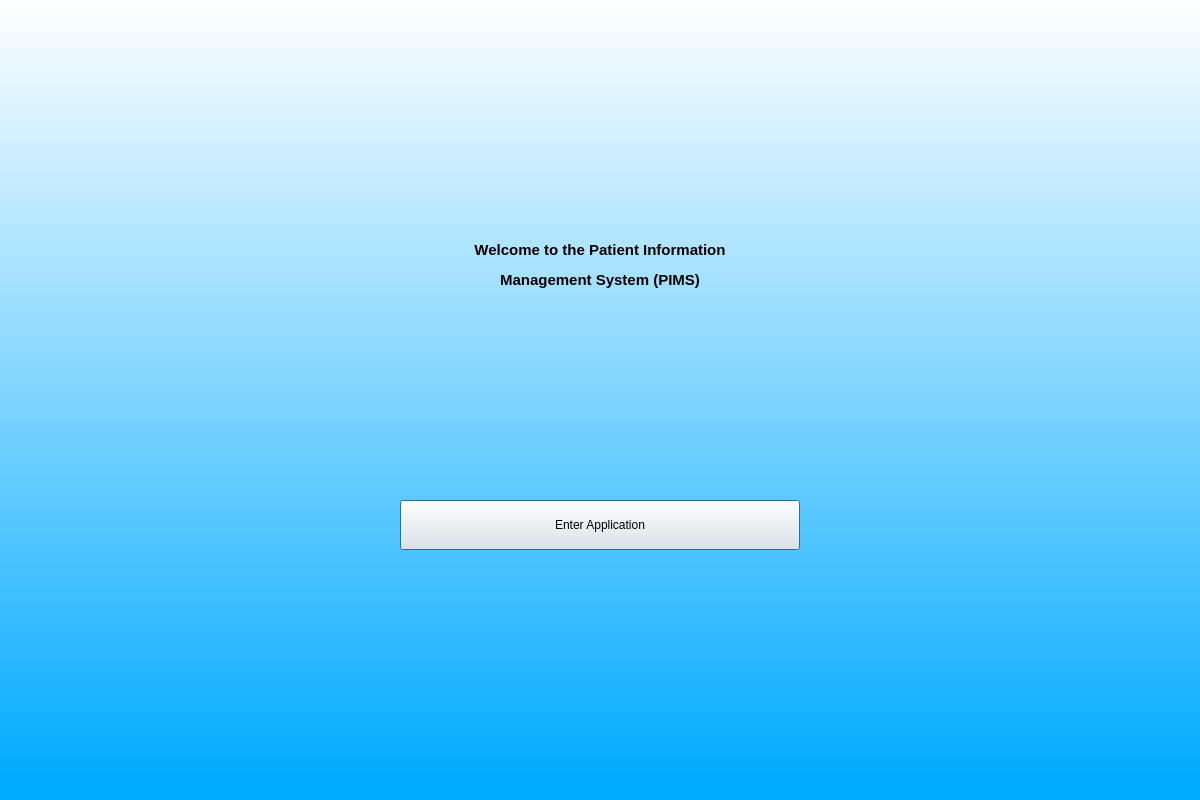
The window that mainscreen.ui (AlexHarbaugh1/CS499) describes before a commit, drawn with Qt 5.
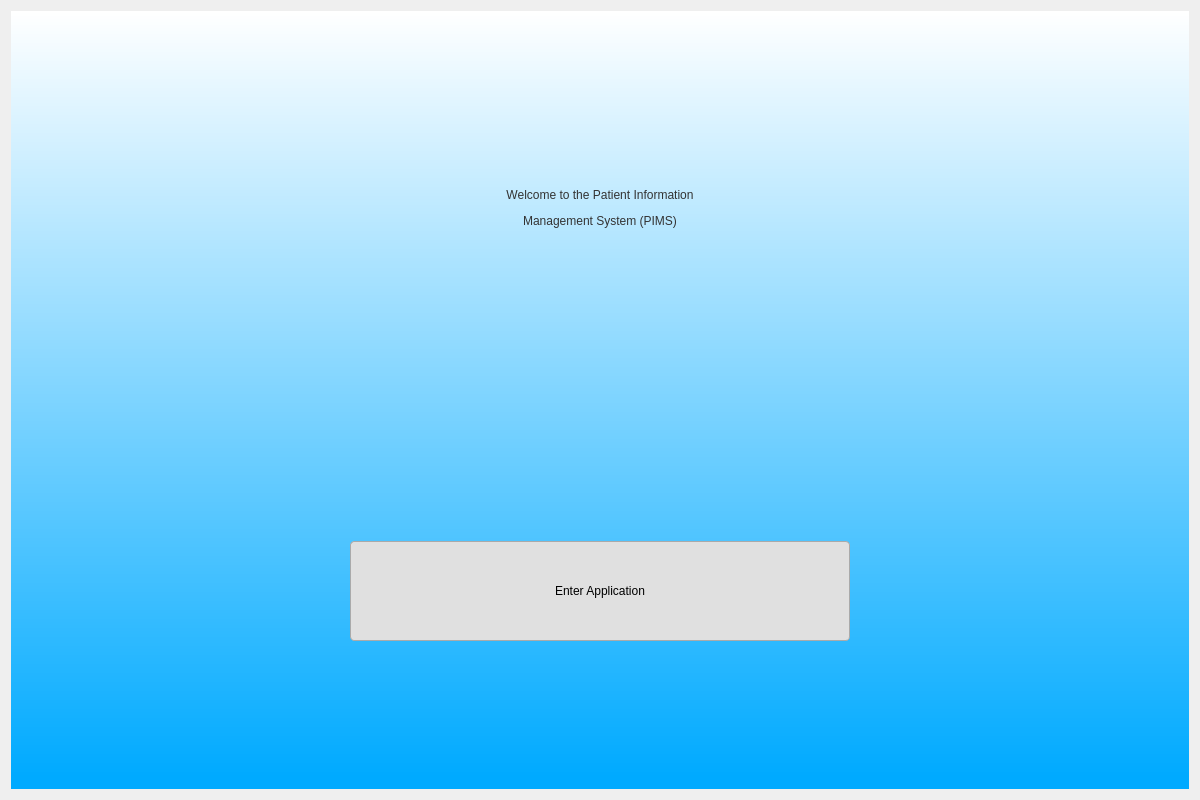
The same window after the commit.

Patch:
```diff
--- a/mainscreen.ui
+++ b/mainscreen.ui
@@ -16,72 +16,90 @@
     <height>800</height>
    </size>
   </property>
-  <property name="maximumSize">
-   <size>
-    <width>1200</width>
-    <height>800</height>
-   </size>
-  </property>
   <property name="windowTitle">
    <string>Dialog</string>
   </property>
-  <widget class="QPushButton" name="enterApplication">
-   <property name="geometry">
-    <rect>
-     <x>400</x>
-     <y>500</y>
-     <width>400</width>
-     <height>50</height>
-    </rect>
-   </property>
-   <property name="text">
-    <string>Enter Application</string>
-   </property>
-  </widget>
-  <widget class="QLabel" name="label_2">
-   <property name="geometry">
-    <rect>
-     <x>0</x>
-     <y>0</y>
-     <width>1200</width>
-     <height>800</height>
-    </rect>
-   </property>
-   <property name="minimumSize">
-    <size>
-     <width>1200</width>
-     <height>800</height>
-    </size>
-   </property>
-   <property name="maximumSize">
-    <size>
-     <width>1200</width>
-     <height>800</height>
-    </size>
-   </property>
-   <property name="styleSheet">
-    <string notr="true">background-color:qlineargradient(spread:pad, x1:1, y1:0.982409, x2:1, y2:0, stop:0 rgba(0, 170, 255, 255), stop:1 rgba(255, 255, 255, 255))</string>
-   </property>
-   <property name="text">
-    <string/>
-   </property>
-  </widget>
-  <widget class="QLabel" name="label_3">
-   <property name="geometry">
-    <rect>
-     <x>236</x>
-     <y>140</y>
-     <width>728</width>
-     <height>250</height>
-    </rect>
-   </property>
-   <property name="text">
-    <string>&lt;html&gt;&lt;head/&gt;&lt;body&gt;&lt;p align=&quot;center&quot;&gt;&lt;span style=&quot; font-size:11pt; font-weight:600;&quot;&gt;Welcome to the Patient Information&lt;/span&gt;&lt;/p&gt;&lt;p align=&quot;center&quot;&gt;&lt;span style=&quot; font-size:11pt; font-weight:600;&quot;&gt;Management System (PIMS)&lt;/span&gt;&lt;/p&gt;&lt;/body&gt;&lt;/html&gt;</string>
-   </property>
-  </widget>
-  <zorder>label_2</zorder>
-  <zorder>enterApplication</zorder>
-  <zorder>label_3</zorder>
+  <layout class="QGridLayout" name="gridLayout">
+   <item row="0" column="0">
+    <widget class="QWidget" name="widget" native="true">
+     <property name="autoFillBackground">
+      <bool>false</bool>
+     </property>
+     <property name="styleSheet">
+      <string notr="true">QWidget#widget{
+background-color:qlineargradient(spread:pad, x1:1, y1:0.982409, x2:1, y2:0, stop:0 rgba(0, 170, 255, 255), stop:1 rgba(255, 255, 255, 255))}</string>
+     </property>
+     <layout class="QVBoxLayout" name="verticalLayout">
+      <item>
+       <widget class="QLabel" name="label_3">
+        <property name="sizePolicy">
+         <sizepolicy hsizetype="Preferred" vsizetype="Preferred">
+          <horstretch>0</horstretch>
+          <verstretch>0</verstretch>
+         </sizepolicy>
+        </property>
+        <property name="minimumSize">
+         <size>
+          <width>600</width>
+          <height>100</height>
+         </size>
+        </property>
+        <property name="styleSheet">
+         <string notr="true">font: bold 24pt &quot;MS Shell Dlg 2&quot;; color: #333333;</string>
+        </property>
+        <property name="text">
+         <string>&lt;html&gt;&lt;head/&gt;&lt;body&gt;&lt;p align=&quot;center&quot;&gt;Welcome to the Patient Information&lt;/p&gt;&lt;p align=&quot;center&quot;&gt;Management System (PIMS)&lt;/p&gt;&lt;/body&gt;&lt;/html&gt;</string>
+        </property>
+        <property name="alignment">
+         <set>Qt::AlignCenter</set>
+        </property>
+       </widget>
+      </item>
+      <item alignment="Qt::AlignHCenter|Qt::AlignVCenter">
+       <widget class="QPushButton" name="enterApplication">
+        <property name="sizePolicy">
+         <sizepolicy hsizetype="Preferred" vsizetype="Fixed">
+          <horstretch>0</horstretch>
+          <verstretch>0</verstretch>
+         </sizepolicy>
+        </property>
+        <property name="minimumSize">
+         <size>
+          <width>500</width>
+          <height>100</height>
+         </size>
+        </property>
+        <property name="maximumSize">
+         <size>
+          <width>800</width>
+          <height>100</height>
+         </size>
+        </property>
+        <property name="styleSheet">
+         <string notr="true">QPushButton {
+    background-color: #e0e0e0;
+    color: black;
+    border: 1px solid #aaa;
+    border-radius: 4px;
+    padding: 10px;
+    font: bold 10pt &quot;MS Shell Dlg 2&quot;;
+}
+QPushButton:hover {
+    background-color: #d6d6d6;
+}
+QPushButton:pressed {
+    background-color: #c0c0c0;
+}</string>
+        </property>
+        <property name="text">
+         <string>Enter Application</string>
+        </property>
+       </widget>
+      </item>
+     </layout>
+    </widget>
+   </item>
+  </layout>
  </widget>
  <resources/>
  <connections/>
```
Left out of the diff: 2 changed lines with no effect on the pictures.
